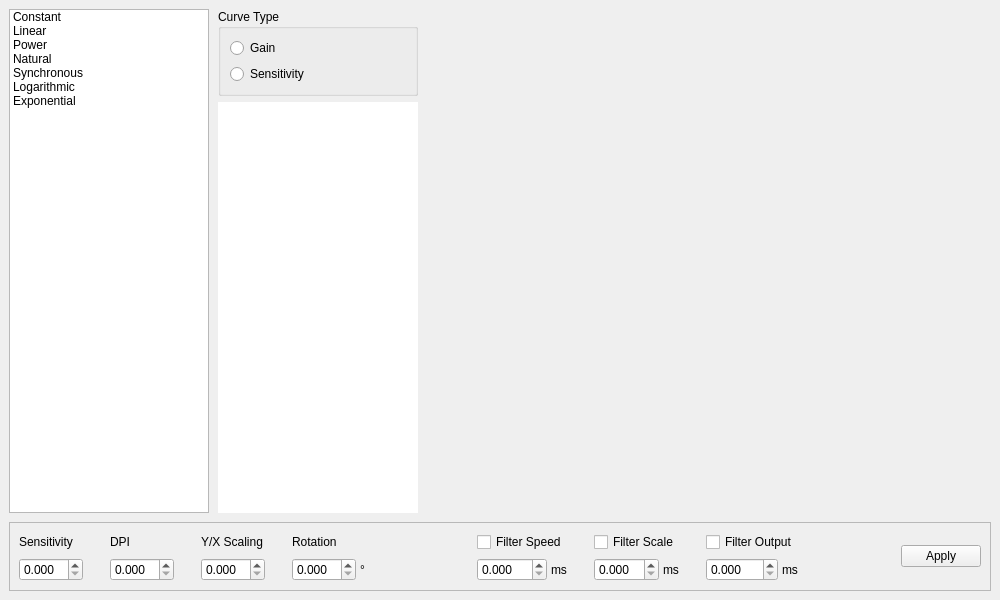
Before: the Qt Designer form src/curves/ui/qt/main_window/main_window.ui in fsecilia/curves, drawn with Qt 5.
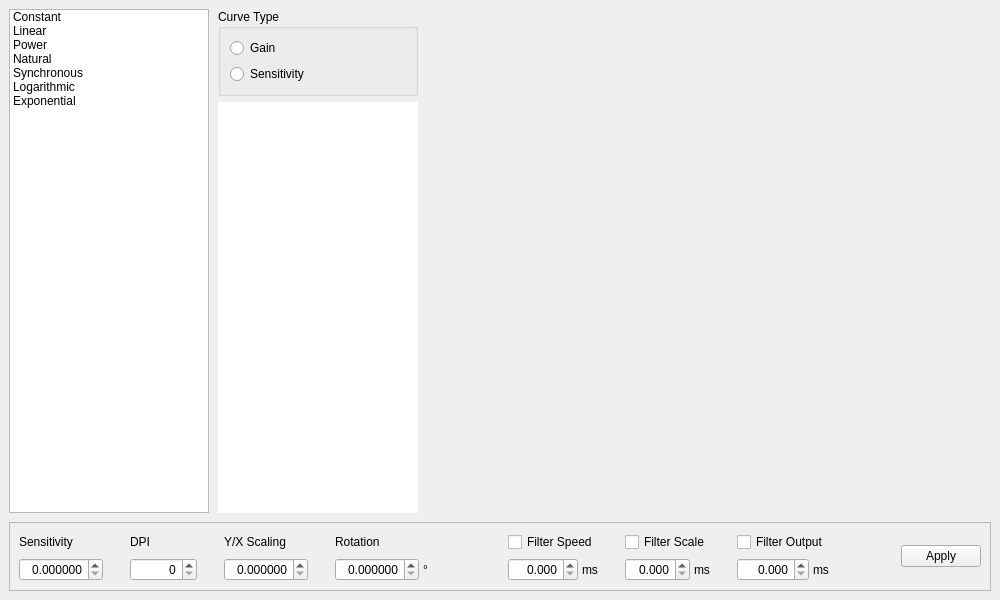
After: the same form once the commit is applied. Custom widgets are drawn as their Qt base class.

Patch:
```diff
--- a/src/curves/ui/qt/main_window/main_window.ui
+++ b/src/curves/ui/qt/main_window/main_window.ui
@@ -291,11 +291,14 @@
               <verstretch>0</verstretch>
              </sizepolicy>
             </property>
+            <property name="alignment">
+             <set>Qt::AlignmentFlag::AlignRight|Qt::AlignmentFlag::AlignTrailing|Qt::AlignmentFlag::AlignVCenter</set>
+            </property>
             <property name="accelerated">
              <bool>true</bool>
             </property>
             <property name="decimals">
-             <number>3</number>
+             <number>6</number>
             </property>
             <property name="stepType">
              <enum>QAbstractSpinBox::StepType::AdaptiveDecimalStepType</enum>
@@ -328,21 +331,15 @@
            </widget>
           </item>
           <item>
-           <widget class="QDoubleSpinBox" name="dpiDoubleSpinBox">
-            <property name="sizePolicy">
-             <sizepolicy hsizetype="Expanding" vsizetype="Preferred">
-              <horstretch>0</horstretch>
-              <verstretch>0</verstretch>
-             </sizepolicy>
+           <widget class="QSpinBox" name="dpiSpinBox">
+            <property name="alignment">
+             <set>Qt::AlignmentFlag::AlignRight|Qt::AlignmentFlag::AlignTrailing|Qt::AlignmentFlag::AlignVCenter</set>
             </property>
             <property name="accelerated">
              <bool>true</bool>
             </property>
-            <property name="decimals">
-             <number>3</number>
-            </property>
-            <property name="stepType">
-             <enum>QAbstractSpinBox::StepType::AdaptiveDecimalStepType</enum>
+            <property name="maximum">
+             <number>256000</number>
             </property>
            </widget>
           </item>
@@ -379,11 +376,14 @@
               <verstretch>0</verstretch>
              </sizepolicy>
             </property>
+            <property name="alignment">
+             <set>Qt::AlignmentFlag::AlignRight|Qt::AlignmentFlag::AlignTrailing|Qt::AlignmentFlag::AlignVCenter</set>
+            </property>
             <property name="accelerated">
              <bool>true</bool>
             </property>
             <property name="decimals">
-             <number>3</number>
+             <number>6</number>
             </property>
             <property name="stepType">
              <enum>QAbstractSpinBox::StepType::AdaptiveDecimalStepType</enum>
@@ -441,11 +441,14 @@
                  <verstretch>0</verstretch>
                 </sizepolicy>
                </property>
+               <property name="alignment">
+                <set>Qt::AlignmentFlag::AlignRight|Qt::AlignmentFlag::AlignTrailing|Qt::AlignmentFlag::AlignVCenter</set>
+               </property>
                <property name="accelerated">
                 <bool>true</bool>
                </property>
                <property name="decimals">
-                <number>3</number>
+                <number>6</number>
                </property>
                <property name="stepType">
                 <enum>QAbstractSpinBox::StepType::AdaptiveDecimalStepType</enum>
@@ -520,6 +523,9 @@
                  <verstretch>0</verstretch>
                 </sizepolicy>
                </property>
+               <property name="alignment">
+                <set>Qt::AlignmentFlag::AlignRight|Qt::AlignmentFlag::AlignTrailing|Qt::AlignmentFlag::AlignVCenter</set>
+               </property>
                <property name="accelerated">
                 <bool>true</bool>
                </property>
@@ -586,6 +592,9 @@
                  <verstretch>0</verstretch>
                 </sizepolicy>
                </property>
+               <property name="alignment">
+                <set>Qt::AlignmentFlag::AlignRight|Qt::AlignmentFlag::AlignTrailing|Qt::AlignmentFlag::AlignVCenter</set>
+               </property>
                <property name="accelerated">
                 <bool>true</bool>
                </property>
@@ -652,6 +661,9 @@
                  <verstretch>0</verstretch>
                 </sizepolicy>
                </property>
+               <property name="alignment">
+                <set>Qt::AlignmentFlag::AlignRight|Qt::AlignmentFlag::AlignTrailing|Qt::AlignmentFlag::AlignVCenter</set>
+               </property>
                <property name="accelerated">
                 <bool>true</bool>
                </property>
```
Left out of the diff: 28 changed lines with no effect on the pictures.
